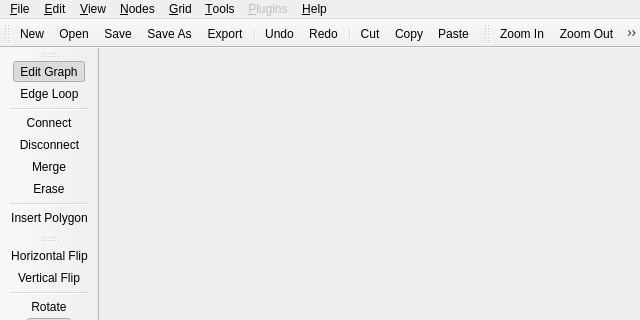
Qt form src/dialogs/main_window.ui (mbasaglia/Knotter) before a commit; both pictures show x 0 to 640 and y 0 to 320 of the 640 by 480 pixel window.
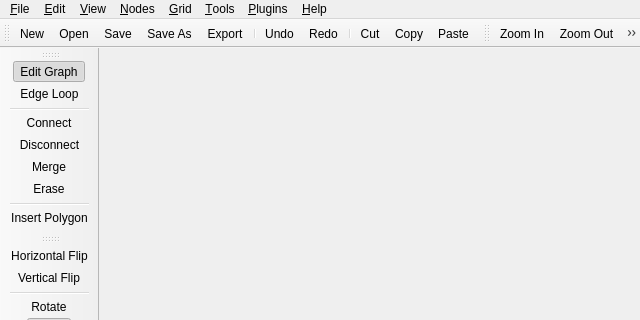
The same form after that commit. Icons and pictures are not drawn. Custom widgets are drawn as their Qt base class.

What changed in the file:
```diff
--- a/src/dialogs/main_window.ui
+++ b/src/dialogs/main_window.ui
@@ -175,9 +175,6 @@
     <addaction name="action_About"/>
    </widget>
    <widget class="QMenu" name="menu_Plugins">
-    <property name="enabled">
-     <bool>false</bool>
-    </property>
     <property name="title">
      <string>&amp;Plugins</string>
     </property>
```
Left out of the diff: 6 changed lines with no effect on the pictures.
